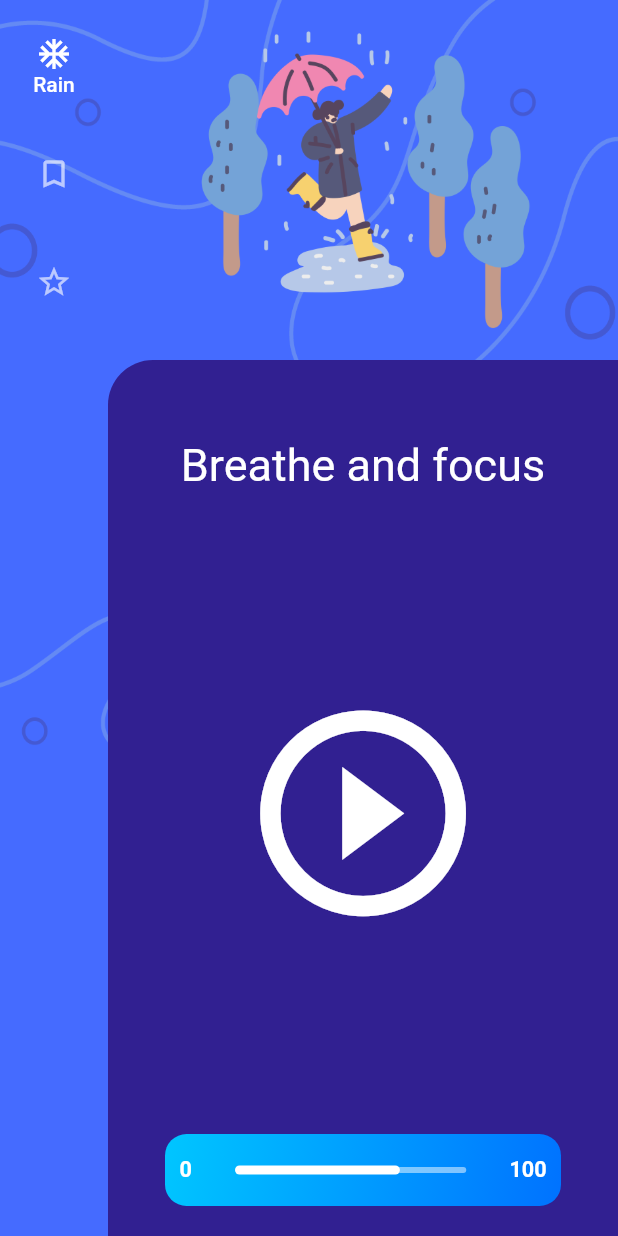
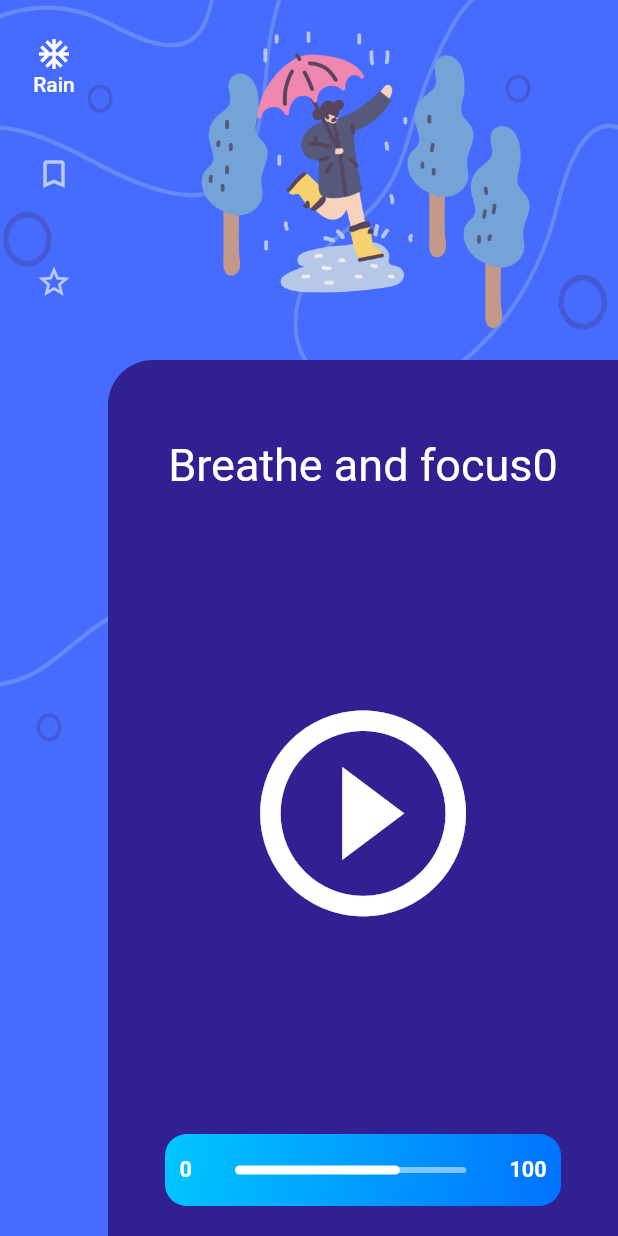
Before and after one commit to BLKKKBVSIK/RelaxingRain, a Flutter app: the Homepage screen opened by its route, on a phone screen of 412 x 824 dp. Run offline on Flutter 3.47's test engine with Material 2 defaults, Android fonts, the phone set to English and light mode, and no system bars; our stand-ins replace audioplayers, device_preview.

Commit message:
tweeking the background + better ContentCards

```diff
--- a/lib/screens/homepage.dart
+++ b/lib/screens/homepage.dart
@@ -43,8 +43,8 @@ class _HomepageState extends State<Homepage> {
   @override
   Widget build(BuildContext context) {
     var time = DateTime.now().millisecondsSinceEpoch / 2000;
-    var scaleX = 1.2 + sin(time) * .05;
-    var scaleY = 1.2 + cos(time) * .07;
+    var scaleX = 1.2 + sin(time) * .11;
+    var scaleY = 1.2 + cos(time) * .1;
     var offsetY = 20 + cos(time) * 20;
 
     return Scaffold(
@@ -66,7 +66,8 @@ class _HomepageState extends State<Homepage> {
               ),
             ),
           ),
-          Row(
+          SafeArea(
+            child: Row(
               children: <Widget>[
                 NavigationRail(
                   backgroundColor: Colors.transparent,
@@ -104,11 +105,31 @@ class _HomepageState extends State<Homepage> {
                     ),
                   ],
                 ),
-              ContentCards(),
+                getRightContentCards(_selectedIndex),
+                //ContentCards(selectedIndex: _selectedIndex,),
               ],
+            ),
           ),
         ],
       ),
     );
   }
+
+  Widget getRightContentCards(int selectedIndex) {
+    switch (selectedIndex) {
+      case 0:
+        return ContentCards(selectedIndex: _selectedIndex, bgColor: kBlueBackground);
+        break;
+      case 1:
+        return ContentCards(selectedIndex: _selectedIndex, bgColor: kBlueishDye);
+        break;
+      case 2:
+        return ContentCards(selectedIndex: _selectedIndex, bgColor: Colors.deepOrange,);
+        break;
+      default:
+        return Container();
+        break;
     }
+
+  }
+}
--- a/lib/widgets/content_cards.dart
+++ b/lib/widgets/content_cards.dart
@@ -5,6 +5,11 @@ import 'package:relaxing_rain/kConstant.dart';
 import 'package:relaxing_rain/widgets/custom_slider_thumb.dart';
 
 class ContentCards extends StatefulWidget {
+  int selectedIndex;
+  Color bgColor;
+
+  ContentCards({this.selectedIndex, this.bgColor});
+
   @override
   _ContentCardsState createState() => _ContentCardsState();
 }
@@ -47,7 +52,7 @@ class _ContentCardsState extends State<ContentCards> {
                 padding: EdgeInsets.symmetric(vertical: 20),
                 decoration: BoxDecoration(
                   borderRadius: BorderRadius.only(topLeft: Radius.circular(30)),
-                  color: kBlueBackground,
+                  color: widget.bgColor,
                 ),
                 child: Column(
                   children: <Widget>[
@@ -55,7 +60,7 @@ class _ContentCardsState extends State<ContentCards> {
                       height: MediaQuery.of(context).size.width * .08,
                     ),
                     Text(
-                      "Breathe and focus",
+                      "Breathe and focus" + widget.selectedIndex.toString() ,
                       style: TextStyle(color: Colors.white, fontSize: 30),
                     ),
                     SizedBox(
```
Lines whose indentation alone changed are shown as unchanged.
